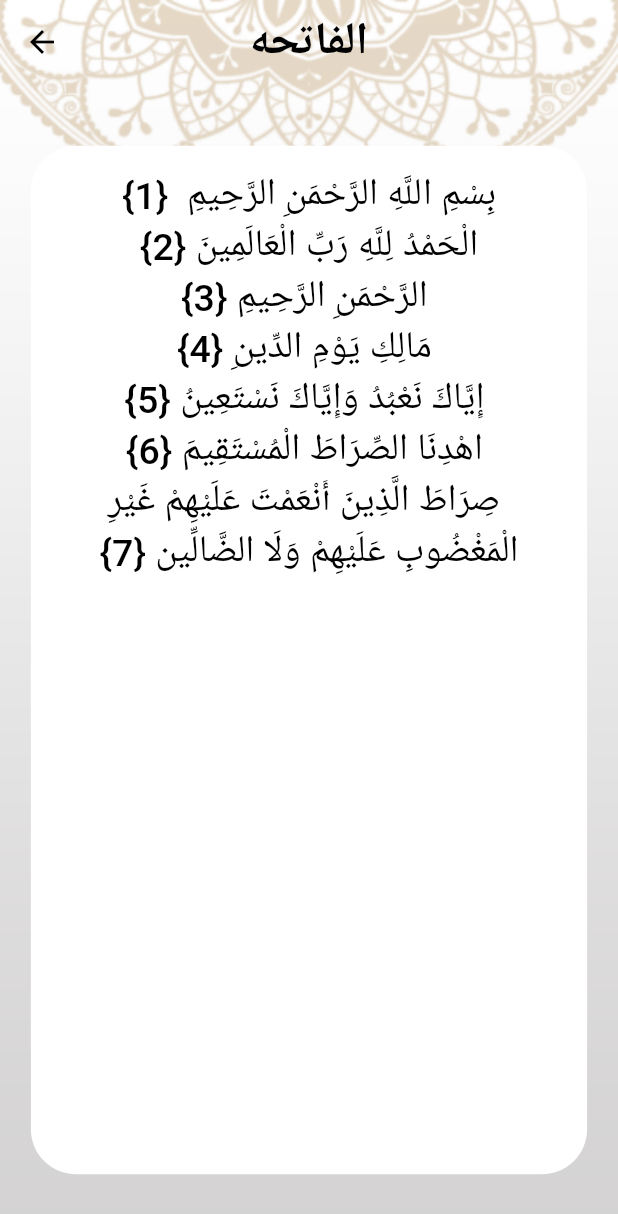
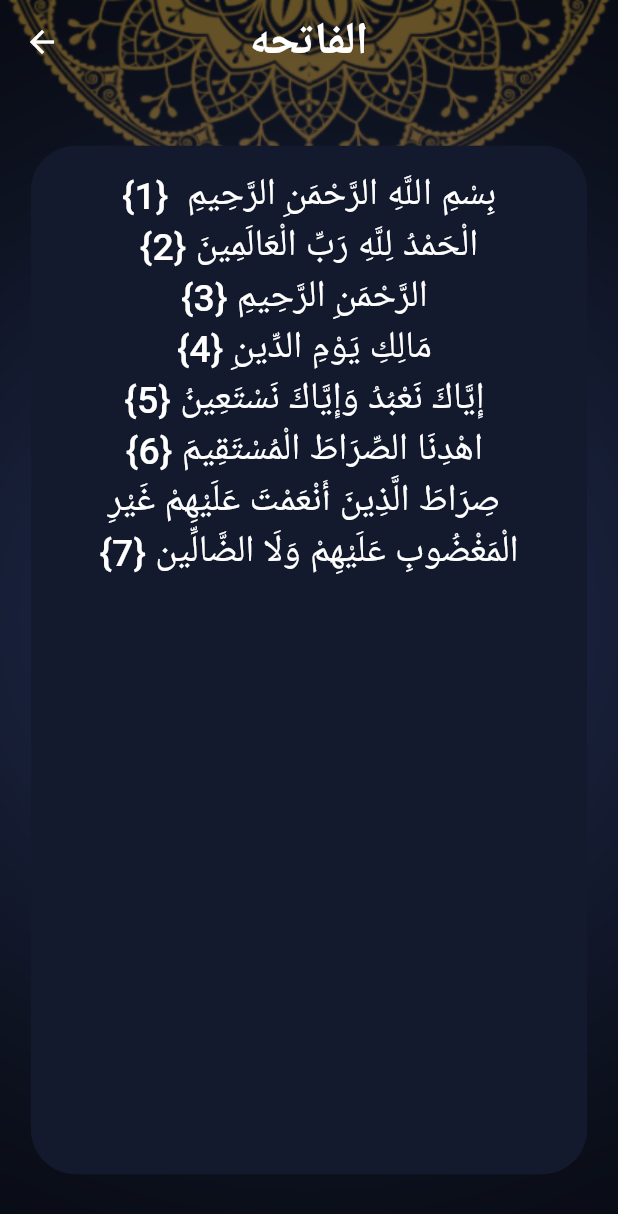
Before and after one commit to AmrLoutfy/Islami-App, a Flutter app: the screen it shows after launch, after a tap on "الفاتحه", on a phone screen of 412 x 824 dp. Shown: the top 1214 px of the screen. Run offline on Flutter 3.47's test engine with Material 2 defaults, Android fonts, the phone set to English and light mode, and no system bars; generated files the repository leaves out were written again.

Commit message:
Hadeeth Content is done. Themes are done. Localization is done.

```diff
--- /dev/null
+++ b/l10n.yaml
@@ -0,0 +1,3 @@
+arb-dir: lib/l10n
+template-arb-file: app_en.arb
+output-localization-file: app_localizations.dart
--- a/lib/Home/Hadeeth/HadeethTab.dart
+++ b/lib/Home/Hadeeth/HadeethTab.dart
@@ -1,5 +1,6 @@
 import 'package:flutter/material.dart';
 import 'package:flutter/services.dart';
+import 'package:flutter_gen/gen_l10n/app_localizations.dart';
 import 'package:islami/Home/Hadeeth/HadeethName.dart';
 
 class HadeethTab extends StatefulWidget {
@@ -25,7 +26,7 @@ class _HadeethTabState extends State<HadeethTab> {
           thickness: 3,
         ),
         Text(
-          "Hadeeth Name",
+          AppLocalizations.of(context)!.hadeeth_name,
           style: Theme.of(context).textTheme.titleMedium,
         ),
         Divider(
@@ -48,7 +49,7 @@ class _HadeethTabState extends State<HadeethTab> {
                     );
                   },
                   itemBuilder: (context, index) {
-                    return HadeethName(name: HadeethLines[index].name);
+                    return HadeethName(hadeth: HadeethLines[index]);
                   },
                 ),
               )
--- a/lib/Home/Quran/QuranTab.dart
+++ b/lib/Home/Quran/QuranTab.dart
@@ -1,4 +1,5 @@
 import 'package:flutter/material.dart';
+import 'package:flutter_gen/gen_l10n/app_localizations.dart';
 import 'package:islami/Home/Quran/SurahName.dart';
 
 class QuranTab extends StatelessWidget {
@@ -129,7 +130,7 @@ class QuranTab extends StatelessWidget {
           thickness: 3,
         ),
         Text(
-          "Surah Name",
+          AppLocalizations.of(context)!.sura_name,
           style: Theme.of(context).textTheme.titleMedium,
         ),
         Divider(
--- a/lib/Home/Quran/SurahScreen.dart
+++ b/lib/Home/Quran/SurahScreen.dart
@@ -1,6 +1,8 @@
 import 'package:flutter/material.dart';
 import 'package:flutter/services.dart';
 import 'package:islami/Home/Quran/SurahContent.dart';
+import 'package:islami/provider/app_config_provider.dart';
+import 'package:provider/provider.dart';
 
 class SurahScreen extends StatefulWidget {
   static const String routeName = "SurahScreen";
@@ -15,6 +17,7 @@ class _SurahScreenState extends State<SurahScreen> {
   @override
   Widget build(BuildContext context) {
     var args = ModalRoute.of(context)?.settings.arguments as SurahScreenArgs;
+    var provider = Provider.of<AppConfigProvider>(context);
 
     if (verses.isEmpty) {
       loadFile(args.index);
@@ -22,8 +25,15 @@ class _SurahScreenState extends State<SurahScreen> {
 
     return Stack(
       children: [
-        Image.asset("assets/images/background.png",
-            height: double.infinity, width: double.infinity, fit: BoxFit.fill),
+        provider.IsDarkMode()
+            ? Image.asset("assets/images/bg.png",
+                height: double.infinity,
+                width: double.infinity,
+                fit: BoxFit.fill)
+            : Image.asset("assets/images/background.png",
+                height: double.infinity,
+                width: double.infinity,
+                fit: BoxFit.fill),
         Scaffold(
             appBar: AppBar(
               title: Text(
@@ -42,7 +52,9 @@ class _SurahScreenState extends State<SurahScreen> {
                         vertical: MediaQuery.of(context).size.height * 0.05,
                         horizontal: MediaQuery.of(context).size.width * 0.05),
                     decoration: BoxDecoration(
-                        color: Colors.white,
+                        color: provider.IsDarkMode()
+                            ? Color(0xff141A2E)
+                            : Colors.white,
                         borderRadius: BorderRadius.circular(30)),
                     child: ListView.builder(
                       itemBuilder: (context, index) {
--- a/lib/HomeScreen.dart
+++ b/lib/HomeScreen.dart
@@ -1,9 +1,12 @@
 import 'package:flutter/material.dart';
+import 'package:flutter_gen/gen_l10n/app_localizations.dart';
 import 'package:islami/Home/Hadeeth/HadeethTab.dart';
 import 'package:islami/Home/Quran/QuranTab.dart';
 import 'package:islami/Home/Radio/RadioTab.dart';
+import 'package:islami/Home/Settings/SettingsTab.dart';
 import 'package:islami/Home/Tasbeeh/TasbeehTab.dart';
-import 'package:islami/MainTheme.dart';
+import 'package:islami/provider/app_config_provider.dart';
+import 'package:provider/provider.dart';
 
 class HomeScreen extends StatefulWidget {
   static const String routeName = "";
@@ -14,23 +17,31 @@ class HomeScreen extends StatefulWidget {
 
 class _HomeScreenState extends State<HomeScreen> {
   int selectedIndex = 0;
-
   @override
   Widget build(BuildContext context) {
+    var provider = Provider.of<AppConfigProvider>(context);
+    Color BottomNavColor =
+        provider.IsDarkMode() ? Color(0xff141A2E) : Color(0xffB7935F);
     return Stack(
       children: [
-        Image.asset("assets/images/background.png",
-            height: double.infinity, width: double.infinity, fit: BoxFit.fill),
+        provider.IsDarkMode()
+            ? Image.asset("assets/images/bg.png",
+                height: double.infinity,
+                width: double.infinity,
+                fit: BoxFit.fill)
+            : Image.asset("assets/images/background.png",
+                height: double.infinity,
+                width: double.infinity,
+                fit: BoxFit.fill),
         Scaffold(
           appBar: AppBar(
             title: Text(
-              "Islami",
+              AppLocalizations.of(context)!.app_title,
               style: Theme.of(context).textTheme.titleLarge,
             ),
           ),
           bottomNavigationBar: Theme(
-            data:
-                Theme.of(context).copyWith(canvasColor: MainTheme.LightPrimary),
+            data: Theme.of(context).copyWith(canvasColor: BottomNavColor),
             child: BottomNavigationBar(
                 currentIndex: selectedIndex,
                 onTap: (value) {
@@ -40,17 +51,20 @@ class _HomeScreenState extends State<HomeScreen> {
                 items: [
                   BottomNavigationBarItem(
                       icon: ImageIcon(AssetImage("assets/images/quran.png")),
-                      label: "Quran"),
+                      label: AppLocalizations.of(context)!.quran),
                   BottomNavigationBarItem(
                       icon: ImageIcon(AssetImage(
                           "assets/images/quran-quran-svgrepo-com.png")),
-                      label: "Hadeeth"),
+                      label: AppLocalizations.of(context)!.hadeeth),
                   BottomNavigationBarItem(
                       icon: ImageIcon(AssetImage("assets/images/sebha.png")),
-                      label: "Tasbeeh"),
+                      label: AppLocalizations.of(context)!.tasbeeh),
                   BottomNavigationBarItem(
                       icon: ImageIcon(AssetImage("assets/images/radio.png")),
-                      label: "Radio"),
+                      label: AppLocalizations.of(context)!.radio),
+                  BottomNavigationBarItem(
+                      icon: Icon(Icons.settings),
+                      label: AppLocalizations.of(context)!.settings),
                 ]),
           ),
           body: tabs[selectedIndex],
@@ -59,5 +73,11 @@ class _HomeScreenState extends State<HomeScreen> {
     );
   }
 
-  List<Widget> tabs = [QuranTab(), HadeethTab(), TasbeehTab(), RadioTab()];
+  List<Widget> tabs = [
+    QuranTab(),
+    HadeethTab(),
+    TasbeehTab(),
+    RadioTab(),
+    SettingsTab()
+  ];
 }
--- a/lib/MainTheme.dart
+++ b/lib/MainTheme.dart
@@ -4,6 +4,8 @@ class MainTheme {
   static Color LightPrimary = Color(0xffB7935F);
   static Color SlctColor = Colors.black;
   static Color UnSlctColor = Colors.white;
+  static Color DarkPrimary = Color(0xff141A2E);
+  static Color YellowColor = Color(0xffFACC1D);
 
   static ThemeData lightMode = ThemeData(
       primaryColor: LightPrimary,
@@ -25,13 +27,46 @@ class MainTheme {
             fontWeight: FontWeight.bold,
           ),
           titleMedium: TextStyle(
-            color: Colors.black,
+          color: Colors.black,
+          backgroundColor: Colors.transparent,
+          fontSize: 25,
+          fontWeight: FontWeight.w500,
+        ),
+        titleSmall: TextStyle(
+          color: Colors.black,
+          backgroundColor: Colors.transparent,
+          fontSize: 25,
+          fontWeight: FontWeight.bold,
+        ),
+      ));
+
+  static ThemeData darkMode = ThemeData(
+      primaryColor: DarkPrimary,
+      scaffoldBackgroundColor: Colors.transparent,
+      appBarTheme: AppBarTheme(
+          iconTheme: IconThemeData(color: Colors.white),
+          centerTitle: true,
+          elevation: 0,
+          backgroundColor: Colors.transparent),
+      bottomNavigationBarTheme: BottomNavigationBarThemeData(
+          unselectedItemColor: Colors.white,
+          selectedItemColor: YellowColor,
+          backgroundColor: DarkPrimary),
+      textTheme: TextTheme(
+          titleLarge: TextStyle(
+            color: Colors.white,
+            backgroundColor: Colors.transparent,
+            fontSize: 30,
+            fontWeight: FontWeight.bold,
+          ),
+          titleMedium: TextStyle(
+            color: Colors.white,
             backgroundColor: Colors.transparent,
             fontSize: 25,
             fontWeight: FontWeight.w500,
           ),
           titleSmall: TextStyle(
-            color: Colors.black,
+            color: YellowColor,
             backgroundColor: Colors.transparent,
             fontSize: 25,
             fontWeight: FontWeight.bold,
--- a/lib/main.dart
+++ b/lib/main.dart
@@ -1,24 +1,36 @@
 import 'package:flutter/material.dart';
+import 'package:flutter_gen/gen_l10n/app_localizations.dart';
+import 'package:islami/Home/Hadeeth/HadeethScreen.dart';
 import 'package:islami/Home/Quran/SurahScreen.dart';
 import 'package:islami/HomeScreen.dart';
 import 'package:islami/MainTheme.dart';
+import 'package:islami/provider/app_config_provider.dart';
+import 'package:provider/provider.dart';
 
 void main() {
-  runApp(MyApp());
+  runApp(ChangeNotifierProvider(
+      create: (context) => AppConfigProvider(), child: MyApp()));
 }
 
 class MyApp extends StatelessWidget {
   // This widget is the root of your application.
   @override
   Widget build(BuildContext context) {
+    var provider = Provider.of<AppConfigProvider>(context);
     return MaterialApp(
       debugShowCheckedModeBanner: false,
       initialRoute: HomeScreen.routeName,
+      locale: Locale(provider.appLanguage),
+      localizationsDelegates: AppLocalizations.localizationsDelegates,
+      supportedLocales: AppLocalizations.supportedLocales,
       routes: {
         HomeScreen.routeName: (context) => HomeScreen(),
         SurahScreen.routeName: (context) => SurahScreen(),
+        HadeethScreen.routeName: (context) => HadeethScreen(),
       },
       theme: MainTheme.lightMode,
+      darkTheme: MainTheme.darkMode,
+      themeMode: provider.appTheme,
     );
   }
 }
--- /dev/null
+++ b/lib/provider/app_config_provider.dart
@@ -0,0 +1,30 @@
+import 'package:flutter/material.dart';
+
+class AppConfigProvider extends ChangeNotifier {
+  String appLanguage = "en";
+  ThemeMode appTheme = ThemeMode.dark;
+
+  void changeLanguage(String newLang) {
+    if (appLanguage == newLang) {
+      return;
+    }
+    appLanguage = newLang;
+    notifyListeners();
+  }
+
+  void changeTheme(ThemeMode newMode) {
+    if (appTheme == newMode) {
+      return;
+    }
+    appTheme = newMode;
+    notifyListeners();
+  }
+
+  bool IsDarkMode() {
+    return appTheme == ThemeMode.dark;
+  }
+
+  bool IsLightMode() {
+    return appTheme == ThemeMode.light;
+  }
+}
--- a/pubspec.yaml
+++ b/pubspec.yaml
@@ -30,11 +30,14 @@ environment:
 dependencies:
   flutter:
     sdk: flutter
-
+  flutter_localizations:
+    sdk: flutter
+  intl: any
 
   # The following adds the Cupertino Icons font to your application.
   # Use with the CupertinoIcons class for iOS style icons.
   cupertino_icons: ^1.0.2
+  provider: ^6.0.5
 
 dev_dependencies:
   flutter_test:
@@ -55,6 +58,7 @@ flutter_native_splash:
 
 # The following section is specific to Flutter packages.
 flutter:
+  generate: true
 
   # The following line ensures that the Material Icons font is
   # included with your application, so that you can use the icons in
```
Also changed, not shown: lib/Home/Hadeeth/HadeethContent.dart (added, +25 -0 lines), lib/Home/Hadeeth/HadeethName.dart (+8 -6 lines), lib/Home/Hadeeth/HadeethScreen.dart (added, +56 -0 lines), lib/Home/Settings/LanguageBottomList.dart (added, +63 -0 lines), lib/Home/Settings/SettingsTab.dart (added, +96 -0 lines), lib/Home/Settings/ThemeBottomList.dart (added, +70 -0 lines), lib/l10n/app_ar.arb (added, +16 -0 lines), lib/l10n/app_en.arb (added, +18 -0 lines), assets/images/2.0x/bg@2x.png (added), assets/images/3.0x/bg@3x.png (added), assets/images/bg.png (added), pubspec.lock.
